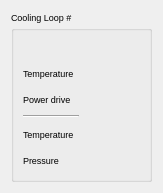
The window that src/widgets/ui/coolingLoop.ui (srgblnch/LinacGUI) describes before a commit, drawn with Qt 5.
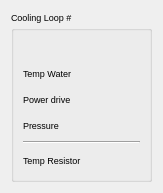
The same window after the commit. Custom widgets are drawn as their Qt base class.

Commit message: bugfix cooling loops pressure setModel. reorder the widgets in the cooling loops popup widget.

```diff
--- a/src/widgets/ui/coolingLoop.ui
+++ b/src/widgets/ui/coolingLoop.ui
@@ -25,36 +25,15 @@
       <string>Cooling Loop #</string>
      </property>
      <layout class="QGridLayout" name="gridLayout_2">
-      <item row="4" column="0">
-       <widget class="Line" name="line">
-        <property name="orientation">
-         <enum>Qt::Horizontal</enum>
-        </property>
-       </widget>
-      </item>
-      <item row="5" column="0">
+      <item row="6" column="0">
        <widget class="QLabel" name="epsTempLabel">
         <property name="text">
-         <string>Temperature</string>
+         <string>Temp Resistor</string>
         </property>
        </widget>
       </item>
-      <item row="1" column="0">
-       <widget class="QLabel" name="temperatureLabel">
-        <property name="text">
-         <string>Temperature</string>
-        </property>
-       </widget>
-      </item>
-      <item row="3" column="0">
-       <widget class="QLabel" name="powerLabel">
-        <property name="text">
-         <string>Power drive</string>
-        </property>
-       </widget>
-      </item>
-      <item row="1" column="1">
-       <widget class="TaurusLabel" name="temperatureValue">
+      <item row="6" column="1">
+       <widget class="TaurusLabel" name="epsTempValue">
         <property name="minimumSize">
          <size>
           <width>0</width>
@@ -79,7 +58,7 @@
         </property>
        </widget>
       </item>
-      <item row="7" column="1">
+      <item row="8" column="1">
        <spacer name="verticalSpacer">
         <property name="orientation">
          <enum>Qt::Vertical</enum>
@@ -102,24 +81,41 @@
         </property>
        </widget>
       </item>
-      <item row="6" column="0">
+      <item row="1" column="1">
+       <widget class="TaurusLabel" name="temperatureValue">
+        <property name="minimumSize">
+         <size>
+          <width>0</width>
+          <height>20</height>
+         </size>
+        </property>
+        <property name="suffixText">
+         <string/>
+        </property>
+       </widget>
+      </item>
+      <item row="3" column="0">
+       <widget class="QLabel" name="powerLabel">
+        <property name="text">
+         <string>Power drive</string>
+        </property>
+       </widget>
+      </item>
+      <item row="1" column="0">
+       <widget class="QLabel" name="temperatureLabel">
+        <property name="text">
+         <string>Temp Water</string>
+        </property>
+       </widget>
+      </item>
+      <item row="4" column="0">
        <widget class="QLabel" name="epsPressureLabel">
         <property name="text">
          <string>Pressure</string>
         </property>
        </widget>
       </item>
-      <item row="5" column="1">
-       <widget class="TaurusLabel" name="epsTempValue">
-        <property name="minimumSize">
-         <size>
-          <width>0</width>
-          <height>20</height>
-         </size>
-        </property>
-       </widget>
-      </item>
-      <item row="6" column="1">
+      <item row="4" column="1">
        <widget class="TaurusLabel" name="epsPressureValue">
         <property name="minimumSize">
          <size>
@@ -129,6 +125,13 @@
         </property>
        </widget>
       </item>
+      <item row="5" column="0" colspan="2">
+       <widget class="Line" name="line">
+        <property name="orientation">
+         <enum>Qt::Horizontal</enum>
+        </property>
+       </widget>
+      </item>
      </layout>
     </widget>
    </item>
```
Left out of the diff: 17 changed lines with no effect on the pictures. The commit also changes 2 other files.
